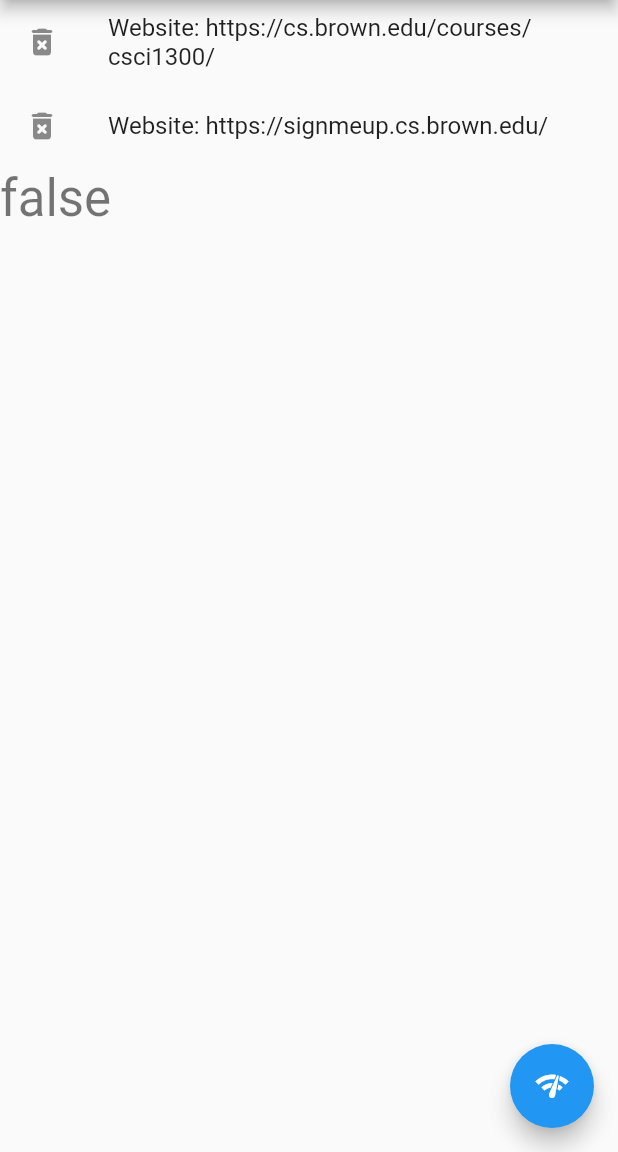
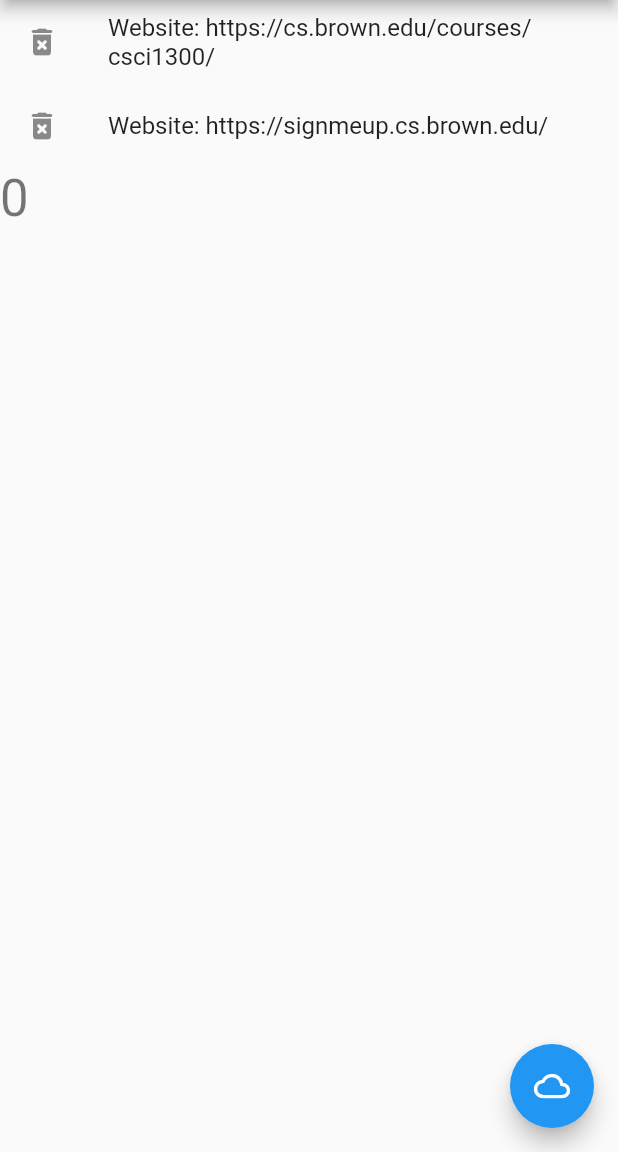
Before and after one commit to lisaxyang/flutter_app_weather, a Flutter app: the screen it shows after launch, on a phone screen of 412 x 824 dp, the part 84-1236 px from its top. Run offline on Flutter 3.47's test engine with Material 2 defaults, Android fonts, the phone set to English and light mode, and no system bars.

Commit message:
trying my best...got 0 to show up and a cloud icon yeet. still can't figure out the socketexception tho

```diff
--- a/lib/main.dart
+++ b/lib/main.dart
@@ -1,5 +1,6 @@
 import 'package:flutter/material.dart';
 import 'package:http/http.dart' as http;
+import 'dart:convert';
 
 void main() {
   runApp(MyApp());
@@ -34,11 +35,15 @@ class _MyHomePageState extends State<MyHomePage> {
   bool _status = false;
   bool _status2 = false;
 
+  int _tempr = 0;
+
   String _link = "https://cs.brown.edu/courses/csci1300/";
   String _link2 = "https://signmeup.cs.brown.edu/";
+  String _weatherlink = "http://www.7timer.info/bin/astro.php?lon=-71.4&lat=41.8&ac=0&unit=metric&output=json&tzshift=0";
 
   void _checkStatus() async {
     final res = await http.get(_link);
+    print("it got here");
     setState(() {
       _status = res.statusCode == 200;
       // _link = parse(res.body).getElementByTagName('title').single.innerHtml;
@@ -54,9 +59,19 @@ class _MyHomePageState extends State<MyHomePage> {
   }
 
   void _checkStatusAll() {
+    print(_link);
     _checkStatus();
     _checkStatus2();
   }
+
+  void _getWeather() async {
+    final res = await http.get(_weatherlink);
+    final parsed = json.decode(res.body);
+    setState(() {
+      _tempr = parsed.dataseries[0].temp2m;
+    });
+  }
+
 //   void _incrementCounter() {
 //     setState(() {
 //       _counter++;
@@ -88,16 +103,16 @@ class _MyHomePageState extends State<MyHomePage> {
               ),
             ),
             Text(
-              '$_status',
+              '$_tempr',
               style: Theme.of(context).textTheme.headline4,
             ),
           ],
         ),
       ),
       floatingActionButton: FloatingActionButton(
-        onPressed: _checkStatusAll,
-        tooltip: 'Check Status',
-        child: Icon(Icons.network_check),
+        onPressed: _getWeather,
+        tooltip: 'Get Weather',
+        child: Icon(Icons.cloud_outlined),
       ), // This trailing comma makes auto-formatting nicer for build methods.
     );
   }
--- a/pubspec.yaml
+++ b/pubspec.yaml
@@ -24,6 +24,8 @@ dependencies:
   http: ^0.12.2
   html: ^0.14.0+4
 
+  json_annotation: ^3.0.0
+
   flutter:
     sdk: flutter
 
@@ -33,8 +35,12 @@ dependencies:
   cupertino_icons: ^1.0.0
 
 dev_dependencies:
+  build_runner: ^1.0.0
+  json_serializable: ^3.2.0
+
   flutter_test:
     sdk: flutter
+
 
 # For information on the generic Dart part of this file, see the
 # following page: https://dart.dev/tools/pub/pubspec
```
Also changed, not shown: pubspec.lock, 1 other file.
